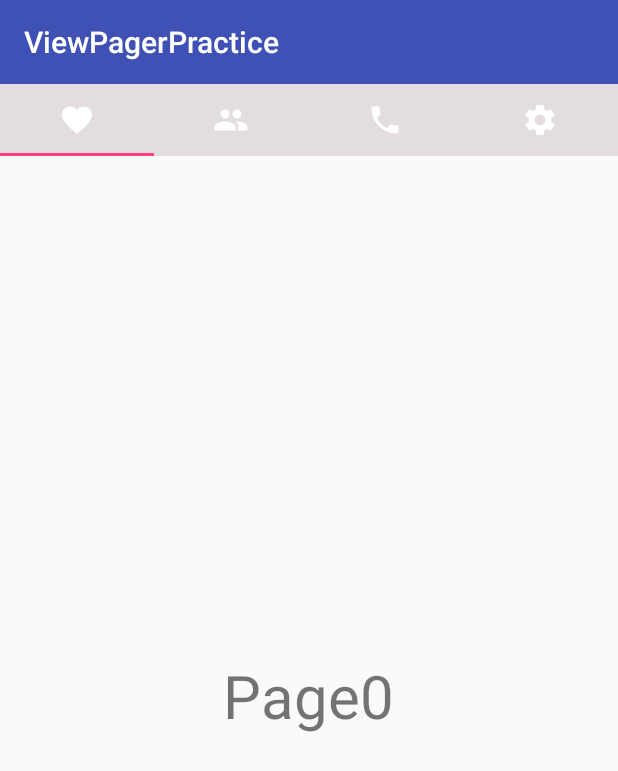
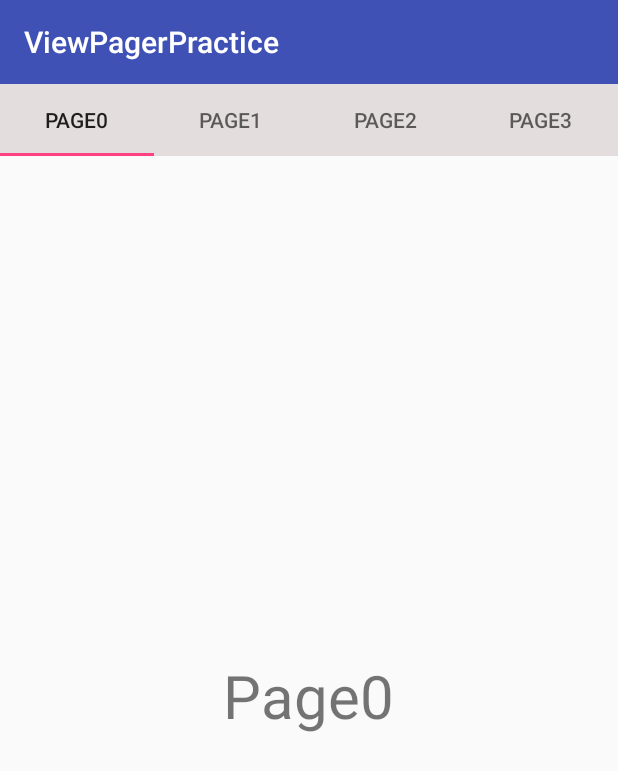
Before and after one commit to hptg1994/ViewPagerPractice, an Android app: the screen it shows after launch (MainActivity), on a phone screen of 412 x 824 dp. Shown: the top 771 px of the screen. Run offline under Robolectric (Android 15) with nearby library versions, the phone set to English and light mode, and no system bars.

Commit message:
Finish Debuging and The Teacher is useless

```diff
--- a/app/src/main/java/edu/stevens/hptg/viewpagerpractice/MainActivity.java
+++ b/app/src/main/java/edu/stevens/hptg/viewpagerpractice/MainActivity.java
@@ -22,10 +22,10 @@ public class MainActivity extends AppCompatActivity {
 		TabLayout tabLayout = (TabLayout) findViewById(R.id.view_pager_tab);
 		tabLayout.setupWithViewPager(viewPager);
 
-		tabLayout.getTabAt(0).setIcon(R.drawable.ic_favorite_white_24dp);
-		tabLayout.getTabAt(1).setIcon(R.drawable.ic_people_white_24dp);
-		tabLayout.getTabAt(2).setIcon(R.drawable.ic_phone_white_24dp);
-		tabLayout.getTabAt(3).setIcon(R.drawable.ic_settings_white_24dp);
+//		tabLayout.getTabAt(0).setIcon(R.drawable.ic_favorite_white_24dp);
+//		tabLayout.getTabAt(1).setIcon(R.drawable.ic_people_white_24dp);
+//		tabLayout.getTabAt(2).setIcon(R.drawable.ic_phone_white_24dp);
+//		tabLayout.getTabAt(3).setIcon(R.drawable.ic_settings_white_24dp);
 		// remove the shadow of action bar
 		getSupportActionBar().setElevation(0);
 	}
@@ -46,12 +46,10 @@ public class MainActivity extends AppCompatActivity {
 			return 4;
 		}
 
-		/*
 		//还有这里是把文字添加到TabView上面的
 		@Override
 		public CharSequence getPageTitle(int position) {
 			return "Page"  + position;
 		}
-		*/
 	}
 }
```
